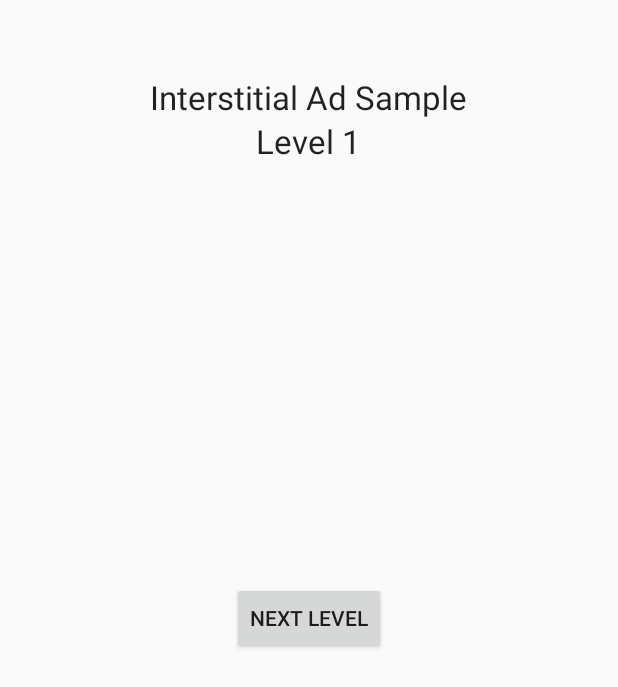
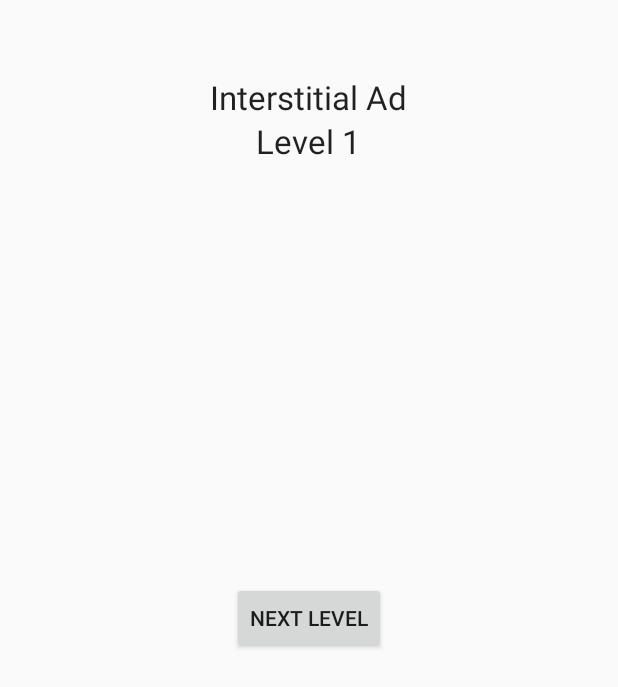
Before and after one commit to leeowenowen/abc_tmp, an Android app: the layout activity_ad.xml on its own in the app's theme, with its tools: preview values and no code run, on a phone screen of 412 x 824 dp. Shown: the top 687 px of the screen. Run offline under Robolectric (Android 15) with nearby library versions, the phone set to English and light mode, and no system bars; network calls fail.

```diff
--- a/News/app/src/main/res/values/strings.xml
+++ b/News/app/src/main/res/values/strings.xml
@@ -3,7 +3,7 @@
 
   <string name="action_settings">Settings</string>
 
-  <string name="interstitial_ad_sample">Interstitial Ad Sample</string>
+  <string name="interstitial_ad_sample">Interstitial Ad</string>
   <string name="start_level">Level 1</string>
   <string name="next_level">Next Level</string>
   <!-- -
```
